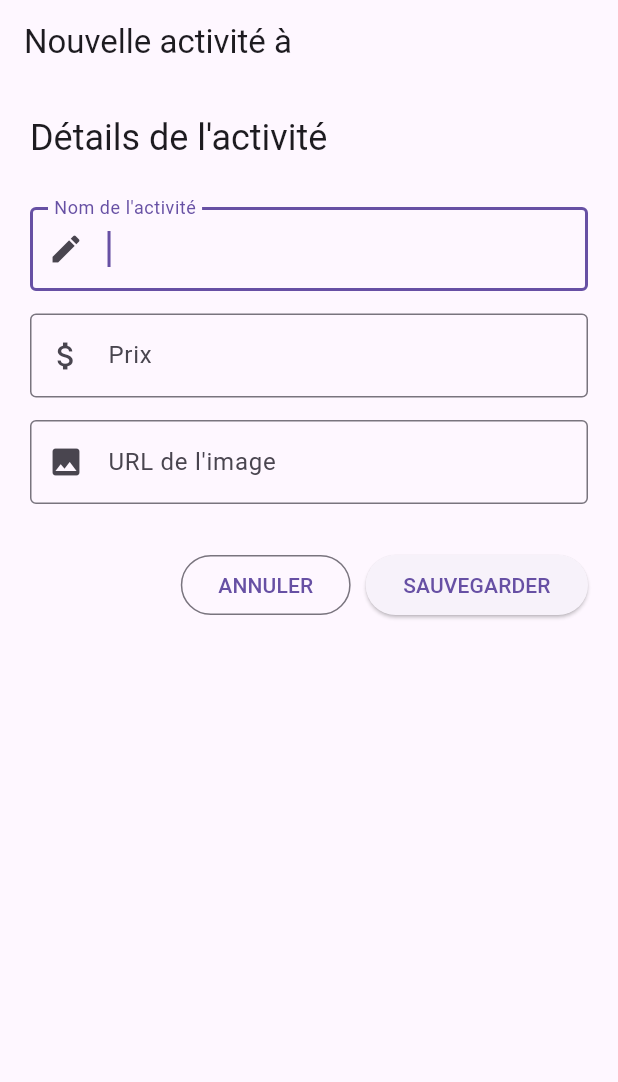
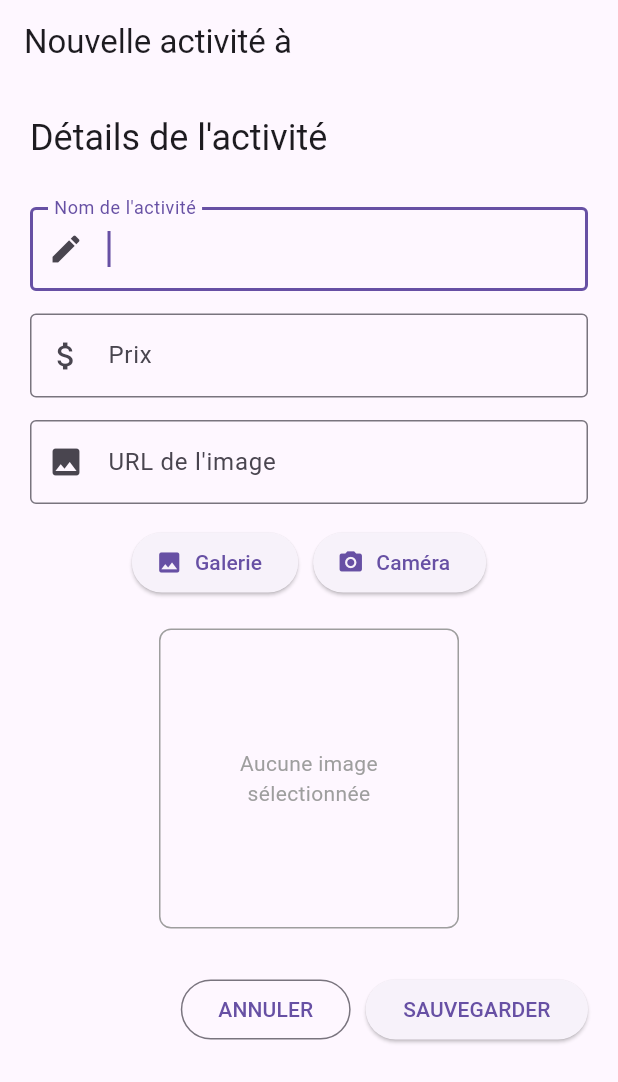
Before and after one commit to kouassi-samuel/voyage, a Flutter app: the ActivityForm screen opened directly with empty values, on a phone screen of 412 x 824 dp. Shown: the top 1082 px of the screen. Run offline on Flutter 3.47's test engine with Material 3 defaults, Android fonts, the phone set to English and light mode, and no system bars; our stand-ins replace image_picker; network calls fail.

Commit message:
initial commit

```diff
--- a/lib/providers/trip_provider.dart
+++ b/lib/providers/trip_provider.dart
@@ -7,7 +7,7 @@ import '../models/trip_model.dart';
 import 'package:http/http.dart' as http;
 
 class TripProvider extends ChangeNotifier {
-  final String host = '192.168.1.6';
+  final String host = '192.168.1.2';
   List<Trip> _trips = [];
   bool isLoading = false;
 
--- a/lib/views/activity-form/widgets/activity_form.dart
+++ b/lib/views/activity-form/widgets/activity_form.dart
@@ -2,6 +2,7 @@ import 'package:flutter/material.dart';
 import 'package:provider/provider.dart';
 import '../../../models/activity_model.dart';
 import '../../../providers/city_provider.dart';
+import 'activity_form_image_picker.dart';
 
 class ActivityForm extends StatefulWidget {
   final String cityName;
@@ -13,6 +14,7 @@ class ActivityForm extends StatefulWidget {
 
 class _ActivityFormState extends State<ActivityForm> {
   final GlobalKey<FormState> _formKey = GlobalKey<FormState>();
+  final TextEditingController _urlController = TextEditingController();
   late Activity newActivity;
   final double _formPadding = 20.0;
   final double _fieldSpacing = 15.0;
@@ -60,6 +62,11 @@ class _ActivityFormState extends State<ActivityForm> {
         SnackBar(content: Text('Erreur: ${e.toString()}')),
       );
     }
+  }
+  void updateUrlField(String url) {
+    setState(() {
+      _urlController.text = url;
+    });
   }
 
   @override
@@ -120,6 +127,7 @@ class _ActivityFormState extends State<ActivityForm> {
               // Champ Image URL
               TextFormField(
                 keyboardType: TextInputType.url,
+                controller: _urlController,
                 decoration: InputDecoration(
                   labelText: 'URL de l\'image',
                   border: OutlineInputBorder(),
@@ -132,6 +140,8 @@ class _ActivityFormState extends State<ActivityForm> {
                             : null,
                 onSaved: (value) => newActivity.image = value,
               ),
+              SizedBox(height: _fieldSpacing),
+              ActivityFormImagePicker(updateUrlField: updateUrlField),
               SizedBox(height: _fieldSpacing * 2),
 
               // Boutons
--- /dev/null
+++ b/lib/views/activity-form/widgets/activity_form_image_picker.dart
@@ -0,0 +1,182 @@
+import 'dart:io';
+
+import 'package:flutter/material.dart';
+import 'package:image_picker/image_picker.dart';
+import 'package:provider/provider.dart';
+
+import '../../../providers/city_provider.dart';
+
+class ActivityFormImagePicker extends StatefulWidget {
+  final Function updateUrlField;
+  const ActivityFormImagePicker({super.key, required this.updateUrlField});
+
+  @override
+  State<ActivityFormImagePicker> createState() =>
+      _ActivityFormImagePickerState();
+}
+
+class _ActivityFormImagePickerState extends State<ActivityFormImagePicker> {
+  File? deviceImage;
+  bool isUploading = false;
+
+  Future<void> pickerImage(ImageSource source) async {
+    try {
+      final ImagePicker imagePicker = ImagePicker();
+      final XFile? pickedFile = await imagePicker.pickImage(source: source);
+
+      if (pickedFile != null) {
+        setState(() {
+          deviceImage = File(pickedFile.path);
+          isUploading = true;
+        });
+
+        debugPrint("Image sélectionnée: ${pickedFile.path.split('/').last}");
+
+        try {
+          final imageUrl = await Provider.of<CityProvider>(
+            context,
+            listen: false,
+          ).uploadImage(deviceImage!);
+
+          debugPrint("URL finale de l'image: $imageUrl");
+          widget.updateUrlField(imageUrl);
+
+          if (mounted) {
+            setState(() {
+              isUploading = false;
+            });
+          }
+        } catch (uploadError) {
+          debugPrint("Erreur lors de l'upload: $uploadError");
+
+          // En cas d'erreur, réinitialiser l'état
+          if (mounted) {
+            setState(() {
+              isUploading = false;
+              // Optionnel: réinitialiser l'image en cas d'erreur d'upload
+              // deviceImage = null;
+            });
+          }
+
+          // Afficher un message d'erreur à l'utilisateur
+          if (mounted) {
+            ScaffoldMessenger.of(context).showSnackBar(
+              SnackBar(
+                content: Text('Erreur lors de l\'upload: $uploadError'),
+                backgroundColor: Colors.red,
+              ),
+            );
+          }
+        }
+      } else {
+        debugPrint("Aucune image sélectionnée");
+      }
+    } catch (e) {
+      debugPrint("Erreur lors de la sélection d'image: $e");
+
+      if (mounted) {
+        setState(() {
+          isUploading = false;
+        });
+
+        ScaffoldMessenger.of(context).showSnackBar(
+          SnackBar(
+            content: Text('Erreur lors de la sélection: $e'),
+            backgroundColor: Colors.red,
+          ),
+        );
+      }
+    }
+  }
+
+  @override
+  Widget build(BuildContext context) {
+    return Column(
+      children: [
+        Row(
+          mainAxisAlignment: MainAxisAlignment.center,
+          children: [
+            ElevatedButton.icon(
+              icon: const Icon(Icons.photo),
+              label: const Text('Galerie'),
+              onPressed: isUploading ? null : () => pickerImage(ImageSource.gallery),
+            ),
+            const SizedBox(width: 10),
+            ElevatedButton.icon(
+              icon: const Icon(Icons.photo_camera),
+              label: const Text('Caméra'),
+              onPressed: isUploading ? null : () => pickerImage(ImageSource.camera),
+            ),
+          ],
+        ),
+        const SizedBox(height: 20),
+
+        // Indicateur de chargement pendant l'upload
+        if (isUploading)
+          const Column(
+            children: [
+              CircularProgressIndicator(),
+              SizedBox(height: 10),
+              Text('Upload en cours...'),
+              SizedBox(height: 10),
+            ],
+          ),
+
+        // Affichage de l'image sélectionnée
+        if (deviceImage != null)
+          Container(
+            height: 200,
+            width: 200,
+            decoration: BoxDecoration(
+              border: Border.all(color: Colors.grey),
+              borderRadius: BorderRadius.circular(8),
+            ),
+            child: Stack(
+              children: [
+                ClipRRect(
+                  borderRadius: BorderRadius.circular(8),
+                  child: Image.file(
+                    deviceImage!,
+                    fit: BoxFit.cover,
+                    width: 200,
+                    height: 200,
+                  ),
+                ),
+                // Overlay pendant l'upload
+                if (isUploading)
+                  Container(
+                    width: 200,
+                    height: 200,
+                    decoration: BoxDecoration(
+                      color: Colors.black.withOpacity(0.5),
+                      borderRadius: BorderRadius.circular(8),
+                    ),
+                    child: const Center(
+                      child: CircularProgressIndicator(
+                        color: Colors.white,
+                      ),
+                    ),
+                  ),
+              ],
+            ),
+          )
+        else
+          Container(
+            height: 200,
+            width: 200,
+            decoration: BoxDecoration(
+              border: Border.all(color: Colors.grey),
+              borderRadius: BorderRadius.circular(8),
+            ),
+            child: const Center(
+              child: Text(
+                'Aucune image\nsélectionnée',
+                textAlign: TextAlign.center,
+                style: TextStyle(color: Colors.grey),
+              ),
+            ),
+          ),
+      ],
+    );
+  }
+}
--- a/pubspec.yaml
+++ b/pubspec.yaml
@@ -34,6 +34,9 @@ dependencies:
   intl: ^0.20.2
   provider: ^6.1.5
   http: ^1.4.0
+  image_picker: ^1.1.2
+  path: ^1.9.1
+  http_parser: ^4.1.2
 
   # The following adds the Cupertino Icons font to your application.
   # Use with the CupertinoIcons class for iOS style icons.
```
Also changed, not shown: lib/providers/city_provider.dart (+76 -8 lines), pubspec.lock, 6 other files.
